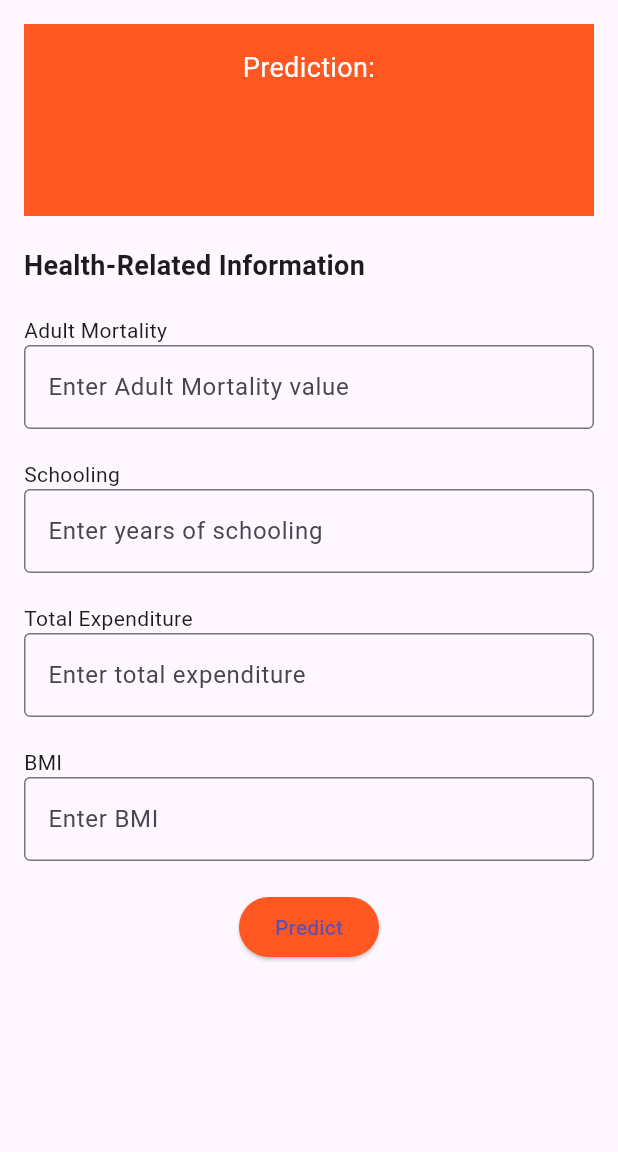
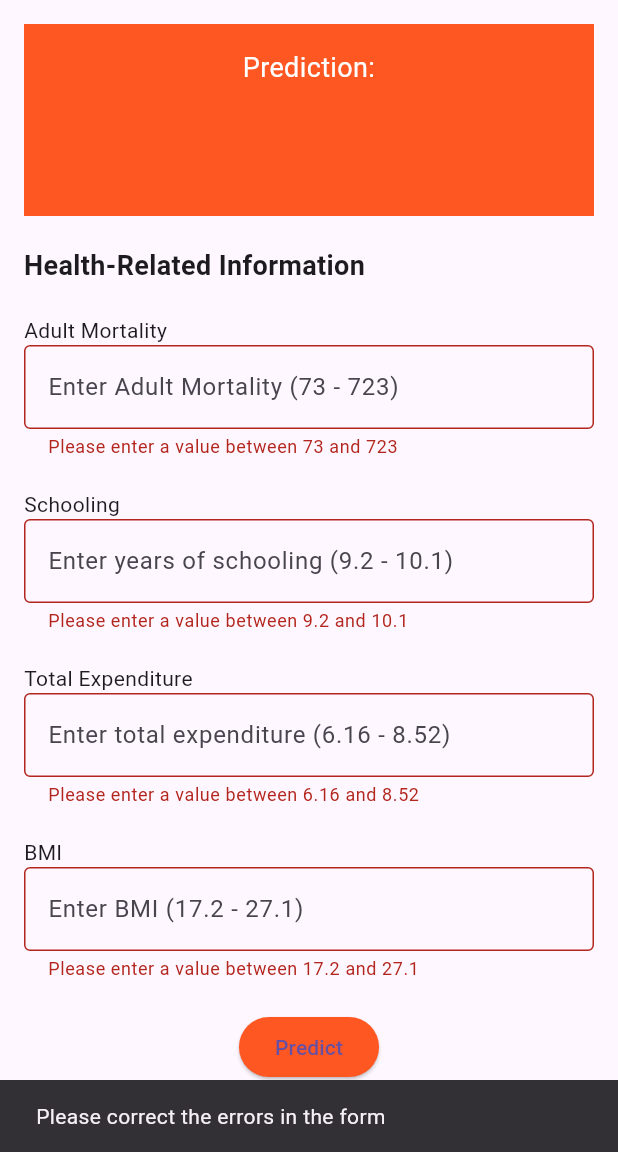
Before and after one commit to Skaveza/Linear_Regression_Model, a Flutter app: the screen it shows after launch, after a tap on "Predict", on a phone screen of 412 x 824 dp, the part 84-1236 px from its top. Run offline on Flutter 3.47's test engine with Material 3 defaults, Android fonts, the phone set to English and light mode, and no system bars.

Commit message:
error handling

```diff
--- a/summative/flutter_app/lib/main.dart
+++ b/summative/flutter_app/lib/main.dart
@@ -30,6 +30,8 @@ class LifeExpectancyScreen extends StatefulWidget {
 }
 
 class LifeExpectancyScreenState extends State<LifeExpectancyScreen> {
+  final _formKey = GlobalKey<FormState>();
+
   // Declare and initialize the controllers for the input fields
   final TextEditingController _adultMortalityController = TextEditingController();
   final TextEditingController _schoolingController = TextEditingController();
@@ -37,20 +39,18 @@ class LifeExpectancyScreenState extends State<LifeExpectancyScreen> {
   final TextEditingController _bmiController = TextEditingController();
 
   String _prediction = '';
-  String _riskLevel = '';
+  String _lifeexpectancy = '';
 
   // Function to make prediction
   Future<void> _predictLifeExpectancy() async {
-    // Get values from text controllers
     final double adultMortality = double.tryParse(_adultMortalityController.text) ?? 0.0;
     final double schooling = double.tryParse(_schoolingController.text) ?? 0.0;
     final double totalExpenditure = double.tryParse(_totalExpenditureController.text) ?? 0.0;
     final double bmi = double.tryParse(_bmiController.text) ?? 0.0;
 
-    // Define the API URL
     final String apiUrl = 'https://uhai.onrender.com/predict/';
 
-    // Send data to the API for prediction
+    try {
       final response = await http.post(
         Uri.parse(apiUrl),
         headers: {'Content-Type': 'application/json'},
@@ -63,16 +63,24 @@ class LifeExpectancyScreenState extends State<LifeExpectancyScreen> {
       );
 
       if (response.statusCode == 200) {
-      // Parse the response data
+        print(response.body); // Debugging line
         final Map<String, dynamic> data = jsonDecode(response.body);
         setState(() {
-        _prediction = data['prediction'].toString();
-        _riskLevel = data['risk_level'];
+          _prediction = (data['prediction'] ?? 'No prediction').toString();
+          _lifeexpectancy = data['life_expectancy'] ?? 'Unknown';
         });
       } else {
+        print('Error: ${response.statusCode}, ${response.body}'); // Debugging line
         setState(() {
           _prediction = 'Error in prediction';
-        _riskLevel = 'Unknown';
+          _lifeexpectancy = 'Unknown';
+        });
+      }
+    } catch (e) {
+      print('Exception: $e'); // Debugging line
+      setState(() {
+        _prediction = 'An error occurred';
+        _lifeexpectancy = 'Unknown';
       });
     }
   }
@@ -98,16 +106,17 @@ class LifeExpectancyScreenState extends State<LifeExpectancyScreen> {
       body: SingleChildScrollView(
         child: Padding(
           padding: const EdgeInsets.all(16.0),
+          child: Form(
+            key: _formKey,
             child: Column(
               crossAxisAlignment: CrossAxisAlignment.start,
               children: [
-              // Image at the top
+                // Display results
                 Center(
-                child:               Container(
-                  padding: EdgeInsets.all(16.0),
+                  child: Container(
+                    padding: const EdgeInsets.all(16.0),
                     width: double.infinity,
                     color: Colors.deepOrange,
-
                     child: Column(
                       children: [
                         const Text(
@@ -128,7 +137,7 @@ class LifeExpectancyScreenState extends State<LifeExpectancyScreen> {
                         ),
                         const SizedBox(height: 10),
                         Text(
-                        _riskLevel.isEmpty ? '' : 'Risk Level: $_riskLevel',
+                          _lifeexpectancy.isEmpty ? '' : 'Life Expectancy: $_lifeexpectancy',
                           style: const TextStyle(
                             fontSize: 18,
                             color: Colors.white,
@@ -140,7 +149,6 @@ class LifeExpectancyScreenState extends State<LifeExpectancyScreen> {
                   ),
                 ),
                 const SizedBox(height: 20),
-              // Heading for form
                 const Text(
                   'Health-Related Information',
                   style: TextStyle(
@@ -152,52 +160,90 @@ class LifeExpectancyScreenState extends State<LifeExpectancyScreen> {
                 const SizedBox(height: 20),
                 // Adult Mortality input
                 const Text('Adult Mortality'),
-              TextField(
+                TextFormField(
                   controller: _adultMortalityController,
                   decoration: const InputDecoration(
-                  hintText: 'Enter Adult Mortality value',
+                    hintText: 'Enter Adult Mortality (73 - 723)',
                     border: OutlineInputBorder(),
                   ),
                   keyboardType: TextInputType.number,
+                  validator: (value) {
+                    final double? mortality = double.tryParse(value ?? '');
+                    if (mortality == null || mortality < 73 || mortality > 723) {
+                      return 'Please enter a value between 73 and 723';
+                    }
+                    return null;
+                  },
                 ),
                 const SizedBox(height: 20),
                 // Schooling input
                 const Text('Schooling'),
-              TextField(
+                TextFormField(
                   controller: _schoolingController,
                   decoration: const InputDecoration(
-                  hintText: 'Enter years of schooling',
+                    hintText: 'Enter years of schooling (9.2 - 10.1)',
                     border: OutlineInputBorder(),
                   ),
                   keyboardType: TextInputType.number,
+                  validator: (value) {
+                    final double? schooling = double.tryParse(value ?? '');
+                    if (schooling == null || schooling < 9.2 || schooling > 10.1) {
+                      return 'Please enter a value between 9.2 and 10.1';
+                    }
+                    return null;
+                  },
                 ),
                 const SizedBox(height: 20),
                 // Total Expenditure input
                 const Text('Total Expenditure'),
-              TextField(
+                TextFormField(
                   controller: _totalExpenditureController,
                   decoration: const InputDecoration(
-                  hintText: 'Enter total expenditure',
+                    hintText: 'Enter total expenditure (6.16 - 8.52)',
                     border: OutlineInputBorder(),
                   ),
                   keyboardType: TextInputType.number,
+                  validator: (value) {
+                    final double? expenditure = double.tryParse(value ?? '');
+                    if (expenditure == null || expenditure < 6.16 || expenditure > 8.52) {
+                      return 'Please enter a value between 6.16 and 8.52';
+                    }
+                    return null;
+                  },
                 ),
                 const SizedBox(height: 20),
                 // BMI input
                 const Text('BMI'),
-              TextField(
+                TextFormField(
                   controller: _bmiController,
                   decoration: const InputDecoration(
-                  hintText: 'Enter BMI',
+                    hintText: 'Enter BMI (17.2 - 27.1)',
                     border: OutlineInputBorder(),
                   ),
                   keyboardType: TextInputType.number,
+                  validator: (value) {
+                    final double? bmi = double.tryParse(value ?? '');
+                    if (bmi == null || bmi < 17.2 || bmi > 27.1) {
+                      return 'Please enter a value between 17.2 and 27.1';
+                    }
+                    return null;
+                  },
                 ),
                 const SizedBox(height: 20),
                 // Predict Button
                 Center(
                   child: ElevatedButton(
-                  onPressed: _predictLifeExpectancy,
+                    onPressed: () {
+                      if (_formKey.currentState?.validate() ?? false) {
+                        _predictLifeExpectancy();
+                      } else {
+                        ScaffoldMessenger.of(context).showSnackBar(
+                          const SnackBar(
+                            content: Text('Please correct the errors in the form'),
+                          ),
+                        );
+                      }
+                    },
                     style: ElevatedButton.styleFrom(
                       backgroundColor: Colors.deepOrange,
                     ),
@@ -205,9 +251,8 @@ class LifeExpectancyScreenState extends State<LifeExpectancyScreen> {
                   ),
                 ),
                 const SizedBox(height: 30),
-              // Prediction Result Box
-
               ],
+            ),
           ),
         ),
       ),
```
Lines whose indentation alone changed are shown as unchanged.
